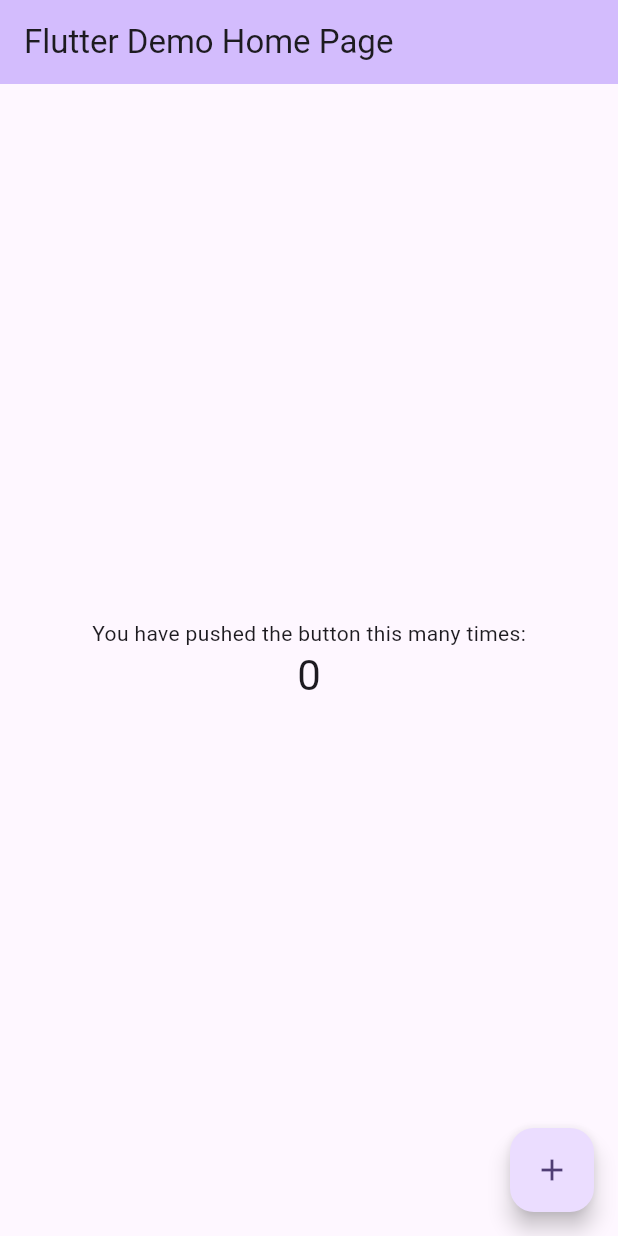
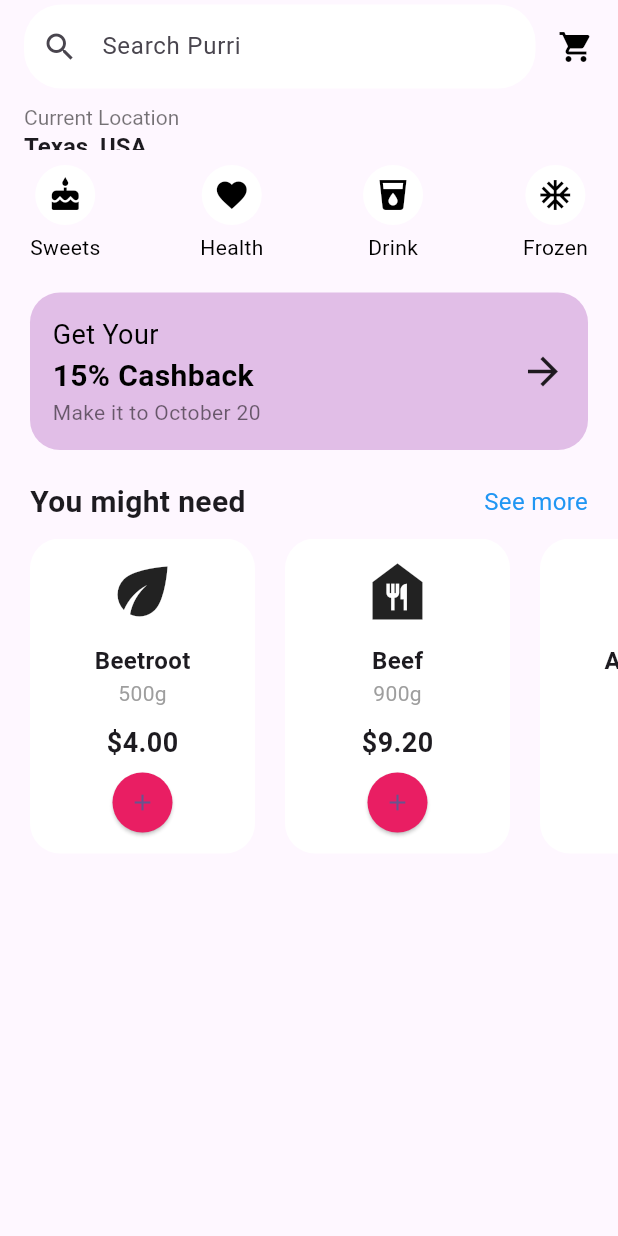
Before and after one commit to shohag7552/food-user, a Flutter app: the screen it shows after launch, on a phone screen of 412 x 824 dp. Run offline on Flutter 3.47's test engine with Material 3 defaults, Android fonts, the phone set to English and light mode, and no system bars.

Commit message:
initial setup

```diff
--- a/lib/main.dart
+++ b/lib/main.dart
@@ -1,4 +1,5 @@
 import 'package:flutter/material.dart';
+import 'package:food_user_app/screens/home_screen.dart';
 
 void main() {
   runApp(const MyApp());
@@ -31,95 +32,7 @@
         colorScheme: ColorScheme.fromSeed(seedColor: Colors.deepPurple),
         useMaterial3: true,
       ),
-      home: const MyHomePage(title: 'Flutter Demo Home Page'),
+      home: const HomePage(),
     );
   }
 }
-
-class MyHomePage extends StatefulWidget {
-  const MyHomePage({super.key, required this.title});
-
-  // This widget is the home page of your application. It is stateful, meaning
-  // that it has a State object (defined below) that contains fields that affect
-  // how it looks.
-
-  // This class is the configuration for the state. It holds the values (in this
-  // case the title) provided by the parent (in this case the App widget) and
-  // used by the build method of the State. Fields in a Widget subclass are
-  // always marked "final".
-
-  final String title;
-
-  @override
-  State<MyHomePage> createState() => _MyHomePageState();
-}
-
-class _MyHomePageState extends State<MyHomePage> {
-  int _counter = 0;
-
-  void _incrementCounter() {
-    setState(() {
-      // This call to setState tells the Flutter framework that something has
-      // changed in this State, which causes it to rerun the build method below
-      // so that the display can reflect the updated values. If we changed
-      // _counter without calling setState(), then the build method would not be
-      // called again, and so nothing would appear to happen.
-      _counter++;
-    });
-  }
-
-  @override
-  Widget build(BuildContext context) {
-    // This method is rerun every time setState is called, for instance as done
-    // by the _incrementCounter method above.
-    //
-    // The Flutter framework has been optimized to make rerunning build methods
-    // fast, so that you can just rebuild anything that needs updating rather
-    // than having to individually change instances of widgets.
-    return Scaffold(
-      appBar: AppBar(
-        // TRY THIS: Try changing the color here to a specific color (to
-        // Colors.amber, perhaps?) and trigger a hot reload to see the AppBar
-        // change color while the other colors stay the same.
-        backgroundColor: Theme.of(context).colorScheme.inversePrimary,
-        // Here we take the value from the MyHomePage object that was created by
-        // the App.build method, and use it to set our appbar title.
-        title: Text(widget.title),
-      ),
-      body: Center(
-        // Center is a layout widget. It takes a single child and positions it
-        // in the middle of the parent.
-        child: Column(
-          // Column is also a layout widget. It takes a list of children and
-          // arranges them vertically. By default, it sizes itself to fit its
-          // children horizontally, and tries to be as tall as its parent.
-          //
-          // Column has various properties to control how it sizes itself and
-          // how it positions its children. Here we use mainAxisAlignment to
-          // center the children vertically; the main axis here is the vertical
-          // axis because Columns are vertical (the cross axis would be
-          // horizontal).
-          //
-          // TRY THIS: Invoke "debug painting" (choose the "Toggle Debug Paint"
-          // action in the IDE, or press "p" in the console), to see the
-          // wireframe for each widget.
-          mainAxisAlignment: MainAxisAlignment.center,
-          children: <Widget>[
-            const Text(
-              'You have pushed the button this many times:',
-            ),
-            Text(
-              '$_counter',
-              style: Theme.of(context).textTheme.headlineMedium,
-            ),
-          ],
-        ),
-      ),
-      floatingActionButton: FloatingActionButton(
-        onPressed: _incrementCounter,
-        tooltip: 'Increment',
-        child: const Icon(Icons.add),
-      ), // This trailing comma makes auto-formatting nicer for build methods.
-    );
-  }
-}
--- /dev/null
+++ b/lib/screens/home_screen.dart
@@ -0,0 +1,250 @@
+import 'package:flutter/material.dart';
+
+class HomePage extends StatelessWidget {
+  const HomePage({super.key});
+
+  @override
+  Widget build(BuildContext context) {
+    return Scaffold(
+      appBar: AppBar(
+        // backgroundColor: Colors.pink.shade100,
+        elevation: 0,
+        toolbarHeight: 100,
+        title: Column(
+          crossAxisAlignment: CrossAxisAlignment.start,
+          children: [
+            const SizedBox(height: 10),
+            Row(
+              mainAxisAlignment: MainAxisAlignment.spaceBetween,
+              children: [
+                Expanded(
+                  child: TextField(
+                    decoration: InputDecoration(
+                      prefixIcon: const Icon(Icons.search),
+                      hintText: 'Search Purri',
+                      filled: true,
+                      fillColor: Colors.white,
+                      border: OutlineInputBorder(
+                        borderRadius: BorderRadius.circular(25),
+                        borderSide: BorderSide.none,
+                      ),
+                    ),
+                  ),
+                ),
+                const SizedBox(width: 15),
+                const Icon(Icons.shopping_cart, color: Colors.black),
+              ],
+            ),
+            const SizedBox(height: 10),
+            const Text(
+              'Current Location',
+              style: TextStyle(fontSize: 14, color: Colors.black54),
+            ),
+            const Text(
+              'Texas, USA',
+              style: TextStyle(fontSize: 16, fontWeight: FontWeight.bold),
+            ),
+          ],
+        ),
+      ),
+      // backgroundColor: Colors.pink.shade100,
+      body: SingleChildScrollView(
+        child: Column(
+          crossAxisAlignment: CrossAxisAlignment.start,
+          children: [
+            const SizedBox(height: 10),
+            Padding(
+              padding: const EdgeInsets.symmetric(horizontal: 20.0),
+              child: Row(
+                mainAxisAlignment: MainAxisAlignment.spaceBetween,
+                children: const [
+                  CategoryIcon(label: 'Sweets', icon: Icons.cake),
+                  CategoryIcon(label: 'Health', icon: Icons.favorite),
+                  CategoryIcon(label: 'Drink', icon: Icons.local_drink),
+                  CategoryIcon(label: 'Frozen', icon: Icons.ac_unit),
+                ],
+              ),
+            ),
+            const SizedBox(height: 20),
+            Container(
+              margin: const EdgeInsets.symmetric(horizontal: 20.0),
+              padding: const EdgeInsets.all(15),
+              decoration: BoxDecoration(
+                color: Colors.purple.shade100,
+                borderRadius: BorderRadius.circular(20),
+              ),
+              child: Row(
+                mainAxisAlignment: MainAxisAlignment.spaceBetween,
+                children: [
+                  Column(
+                    crossAxisAlignment: CrossAxisAlignment.start,
+                    children: const [
+                      Text(
+                        'Get Your',
+                        style: TextStyle(fontSize: 18, color: Colors.black),
+                      ),
+                      Text(
+                        '15% Cashback',
+                        style: TextStyle(
+                            fontSize: 20,
+                            fontWeight: FontWeight.bold,
+                            color: Colors.black),
+                      ),
+                      Text(
+                        'Make it to October 20',
+                        style: TextStyle(fontSize: 14, color: Colors.black54),
+                      ),
+                    ],
+                  ),
+                  const Icon(Icons.arrow_forward, size: 30),
+                ],
+              ),
+            ),
+            const SizedBox(height: 20),
+
+            Padding(
+              padding: const EdgeInsets.symmetric(horizontal: 20.0),
+              child: Row(
+                mainAxisAlignment: MainAxisAlignment.spaceBetween,
+                children: const [
+                  Text(
+                    'You might need',
+                    style: TextStyle(
+                        fontSize: 20, fontWeight: FontWeight.bold),
+                  ),
+                  Text(
+                    'See more',
+                    style: TextStyle(
+                      fontSize: 16,
+                      color: Colors.blue,
+                    ),
+                  ),
+                ],
+              ),
+            ),
+            const SizedBox(height: 10),
+            SizedBox(
+              height: 210,
+              child: ListView(
+                scrollDirection: Axis.horizontal,
+                children: const [
+                  ProductCard(
+                    name: 'Beetroot',
+                    price: '\$4.00',
+                    weight: '500g',
+                    imagePath: Icons.eco,
+                  ),
+                  ProductCard(
+                    name: 'Beef',
+                    price: '\$9.20',
+                    weight: '900g',
+                    imagePath: Icons.food_bank,
+                  ),
+                  ProductCard(
+                    name: 'Avocado',
+                    price: '\$8.30',
+                    weight: '350g',
+                    imagePath: Icons.nature,
+                  ),
+                ],
+              ),
+            ),
+          ],
+        ),
+      ),
+    );
+  }
+}
+
+class CategoryIcon extends StatelessWidget {
+  final String label;
+  final IconData icon;
+
+  const CategoryIcon({
+    required this.label,
+    required this.icon,
+    super.key,
+  });
+
+  @override
+  Widget build(BuildContext context) {
+    return Column(
+      children: [
+        CircleAvatar(
+          backgroundColor: Colors.white,
+          child: Icon(icon, color: Colors.black),
+        ),
+        const SizedBox(height: 5),
+        Text(
+          label,
+          style: const TextStyle(fontSize: 14, color: Colors.black),
+        ),
+      ],
+    );
+  }
+}
+
+class ProductCard extends StatelessWidget {
+  final String name;
+  final String price;
+  final String weight;
+  final IconData imagePath;
+
+  const ProductCard({
+    required this.name,
+    required this.price,
+    required this.weight,
+    required this.imagePath,
+    super.key,
+  });
+
+  @override
+  Widget build(BuildContext context) {
+    return Container(
+      width: 150,
+      margin: const EdgeInsets.only(left: 20),
+      padding: const EdgeInsets.all(10),
+      decoration: BoxDecoration(
+        color: Colors.white,
+        borderRadius: BorderRadius.circular(20),
+      ),
+      child: Column(
+        children: [
+          Icon(imagePath, size: 50),
+          const SizedBox(height: 10),
+          Text(
+            name,
+            style: const TextStyle(
+              fontSize: 16,
+              fontWeight: FontWeight.bold,
+            ),
+          ),
+          Text(
+            weight,
+            style: const TextStyle(
+              fontSize: 14,
+              color: Colors.grey,
+            ),
+          ),
+          const SizedBox(height: 10),
+          Text(
+            price,
+            style: const TextStyle(
+              fontSize: 18,
+              fontWeight: FontWeight.bold,
+            ),
+          ),
+          const Spacer(),
+          ElevatedButton(
+            onPressed: () {},
+            style: ElevatedButton.styleFrom(
+              backgroundColor: Colors.pink,
+              shape: const CircleBorder(),
+            ),
+            child: const Icon(Icons.add),
+          ),
+        ],
+      ),
+    );
+  }
+}
```
